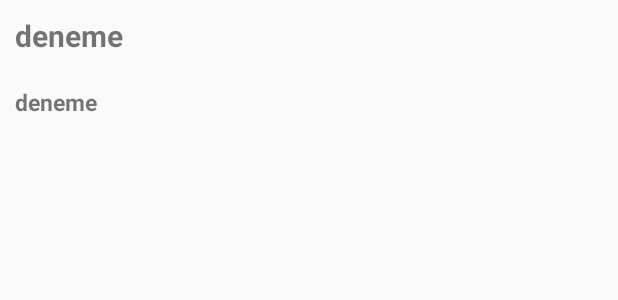
After one commit to emilmammadov/FindRecipe, an Android app: the layout recipe_dialog.xml on its own in the app's theme, with its tools: preview values and no code run, on a phone screen of 412 x 824 dp. The commit adds this screen. Shown: the top 300 px of the screen. Run offline under Robolectric (Android 15) with nearby library versions, the phone set to English and light mode, and no system bars; network calls fail.

Commit message:
Recipe_Dialog done without ui

```diff
--- a/app/src/main/java/com/gilas/findrecipe/Adapters/SearchRecyclerAdapter.java
+++ b/app/src/main/java/com/gilas/findrecipe/Adapters/SearchRecyclerAdapter.java
@@ -16,7 +16,6 @@ import java.util.ArrayList;
 public class SearchRecyclerAdapter extends RecyclerView.Adapter<SearchRecyclerAdapter.MyViewHolder> {
 
     ArrayList<Tags> tags;
-    //private final View.OnClickListener mOnClickListener = new View.OnClickListener(this);
 
     public SearchRecyclerAdapter(ArrayList<Tags> tags) {
         this.tags = tags;
--- /dev/null
+++ b/app/src/main/res/layout/recipe_dialog.xml
@@ -0,0 +1,28 @@
+<?xml version="1.0" encoding="utf-8"?>
+<LinearLayout xmlns:android="http://schemas.android.com/apk/res/android"
+    android:orientation="vertical" android:layout_width="match_parent"
+    android:layout_height="match_parent">
+
+
+    <TextView
+        android:id="@+id/tvDialogTitle"
+        android:layout_width="wrap_content"
+        android:layout_height="wrap_content"
+        android:layout_alignParentLeft="true"
+        android:padding="10dp"
+        android:text="deneme"
+        android:textSize="20sp"
+        android:textStyle="bold" />
+
+
+    <TextView
+        android:id="@+id/tvDialogBody"
+        android:layout_width="match_parent"
+        android:layout_height="wrap_content"
+        android:padding="10dp"
+        android:text="deneme"
+        android:textSize="15sp"
+        android:textStyle="bold" />
+
+
+</LinearLayout>
```
Also changed, not shown: app/src/main/java/com/gilas/findrecipe/Fragments/HomeFragment.java (+25 -0 lines), app/src/main/res/layout/recipe_card_holder.xml (+0 -19 lines).
